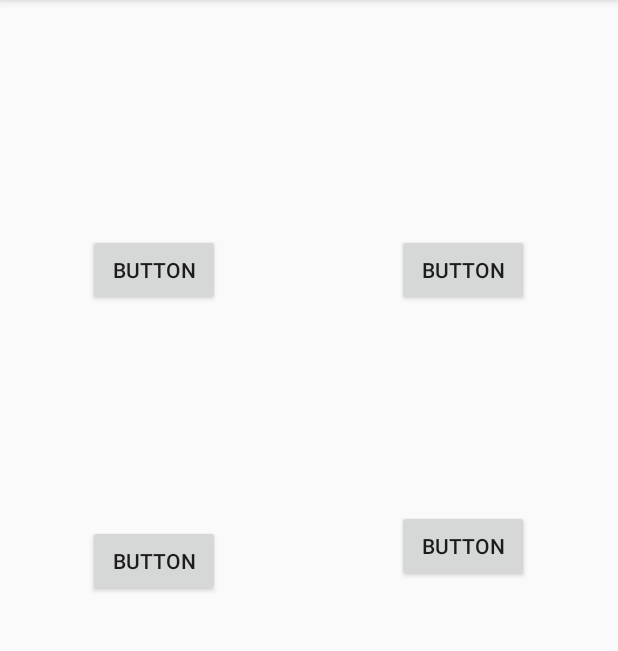
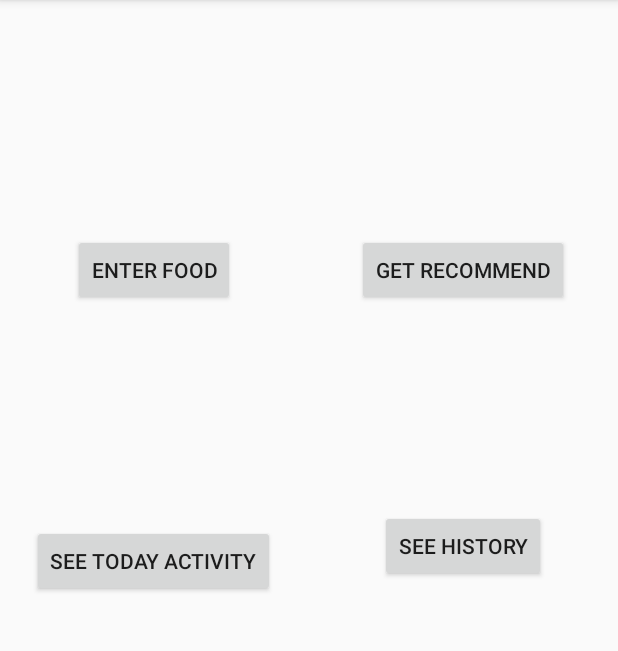
Before and after one commit to nlwin/NutriEngine, an Android app: the fragment UserHomeFragment shown on its own in the app's theme, on a phone screen of 412 x 824 dp, the part 84-735 px from its top. Run offline under Robolectric (Android 15) with nearby library versions, the phone set to English and light mode, and no system bars; our stand-ins replace data binding.

Commit message:
add addtional user fragments

```diff
--- a/app/src/main/java/com/naylwin/nutriengine/database/FoodDao.kt
+++ b/app/src/main/java/com/naylwin/nutriengine/database/FoodDao.kt
@@ -1,5 +1,6 @@
 package com.naylwin.eatrition.database
 
+import androidx.lifecycle.LiveData
 import androidx.room.Dao
 import androidx.room.Insert
 import androidx.room.Query
@@ -18,6 +19,6 @@ interface FoodDao {
     fun getShortSummary(key: Int): Food?
 
     @Query("SELECT * FROM food_summary_table WHERE food_desc LIKE :foodStr")
-    fun findFoods(foodStr: String): List<Food?>
+    fun findFoods(foodStr: String): LiveData<List<Food?>>
 
 }
--- a/app/src/main/res/layout/fragment_user_home.xml
+++ b/app/src/main/res/layout/fragment_user_home.xml
@@ -39,7 +39,7 @@
             android:layout_height="wrap_content"
             android:layout_marginStart="10dp"
             android:layout_marginEnd="10dp"
-            android:text="Button"
+            android:text="@string/food_click"
             app:layout_constraintBaseline_toBaselineOf="@+id/recommend_button"
             app:layout_constraintEnd_toStartOf="@+id/guideline3"
             app:layout_constraintStart_toStartOf="parent" />
@@ -52,7 +52,7 @@
             android:layout_marginTop="156dp"
             android:layout_marginEnd="10dp"
             android:layout_marginBottom="10dp"
-            android:text="Button"
+            android:text="@string/recommend_click"
             app:layout_constraintBottom_toBottomOf="parent"
             app:layout_constraintEnd_toEndOf="parent"
             app:layout_constraintStart_toStartOf="@+id/guideline3"
@@ -67,7 +67,7 @@
             android:layout_marginTop="10dp"
             android:layout_marginEnd="10dp"
             android:layout_marginBottom="10dp"
-            android:text="Button"
+            android:text="@string/current_activity_click"
             app:layout_constraintBottom_toBottomOf="parent"
             app:layout_constraintEnd_toStartOf="@+id/guideline3"
             app:layout_constraintStart_toStartOf="parent"
@@ -81,7 +81,7 @@
             android:layout_marginStart="10dp"
             android:layout_marginTop="136dp"
             android:layout_marginEnd="10dp"
-            android:text="Button"
+            android:text="@string/history_activity_click"
             app:layout_constraintEnd_toEndOf="parent"
             app:layout_constraintStart_toStartOf="@+id/guideline3"
             app:layout_constraintTop_toBottomOf="@+id/recommend_button" />
--- a/app/src/main/res/values/strings.xml
+++ b/app/src/main/res/values/strings.xml
@@ -31,6 +31,9 @@
     <!-- User Home Page -->
     <string name="food_click">Enter Food</string>
     <string name="recommend_click">Get Recommend</string>
-    <string name="current_activity">See Today Activity</string>
-    <string name="history_activity">See History</string>
+    <string name="current_activity_click">See Today Activity</string>
+    <string name="history_activity_click">See History</string>
+
+    <!-- TODO: Remove or change this placeholder text -->
+    <string name="hello_blank_fragment">Hello blank fragment</string>
 </resources>
```
Also changed, not shown: app/src/main/java/com/naylwin/nutriengine/usertracker/CurrentFragment.kt (added, +25 -0 lines), app/src/main/java/com/naylwin/nutriengine/usertracker/HistoryFragment.kt (added, +25 -0 lines), app/src/main/res/layout/fragment_current.xml (added, +38 -0 lines), app/src/main/res/layout/fragment_history.xml (added, +39 -0 lines).
